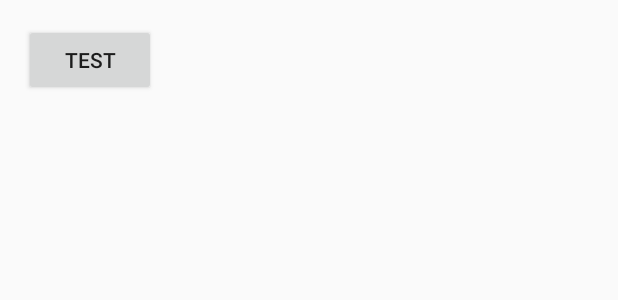
After one commit to xc5211/GoSynGo_2.0, an Android app: the layout activity_test.xml on its own in the app's theme, with its tools: preview values and no code run, on a phone screen of 412 x 824 dp. The commit adds this screen. Shown: the top 300 px of the screen. Run offline under Robolectric (Android 15) with nearby library versions, the phone set to English and light mode, and no system bars.

Commit message:
Sichao Test Activity

```diff
--- /dev/null
+++ b/gsgapp/src/main/res/layout/activity_test.xml
@@ -0,0 +1,23 @@
+<?xml version="1.0" encoding="utf-8"?>
+<LinearLayout xmlns:android="http://schemas.android.com/apk/res/android"
+    xmlns:tools="http://schemas.android.com/tools"
+    android:layout_width="match_parent"
+    android:layout_height="match_parent"
+    android:paddingBottom="@dimen/activity_vertical_margin"
+    android:paddingLeft="@dimen/activity_horizontal_margin"
+    android:paddingRight="@dimen/activity_horizontal_margin"
+    android:paddingTop="@dimen/activity_vertical_margin"
+    tools:context="edu.scu.gsgapp.activity.TestActivity">
+
+    <LinearLayout
+        android:orientation="horizontal"
+        android:layout_width="match_parent"
+        android:layout_height="match_parent">
+
+        <Button
+            android:layout_width="wrap_content"
+            android:layout_height="wrap_content"
+            android:text="test"
+            android:id="@+id/test_button" />
+    </LinearLayout>
+</LinearLayout>
--- a/gsgapp/src/main/res/values/strings.xml
+++ b/gsgapp/src/main/res/values/strings.xml
@@ -10,7 +10,8 @@
     <string name="button_register">Register</string>
     <string name="toast_login_success">You have successfully logged in</string>
     <string name="toast_logout_success">You have successfully logged out</string>
-
+    <!-- sichao test -->
+    <string name="sichao_test">sichao test</string>
     <!-- Register page -->
     <string name="title_register_display_message">Registration</string>
 
--- a/model/src/main/java/edu/scu/model/Event.java
+++ b/model/src/main/java/edu/scu/model/Event.java
@@ -1,9 +1,10 @@
 package edu.scu.model;
 
+import java.io.Serializable;
 import java.util.Date;
 import java.util.List;
 
-public class Event {
+public class Event implements Serializable{
 
     private String title;
     private String note;
--- a/model/src/main/java/edu/scu/model/EventLeaderDetail.java
+++ b/model/src/main/java/edu/scu/model/EventLeaderDetail.java
@@ -1,9 +1,10 @@
 package edu.scu.model;
 
+import java.io.Serializable;
 import java.util.Date;
 import java.util.List;
 
-public class EventLeaderDetail {
+public class EventLeaderDetail implements Serializable {
 
     private Person leader;
     private Boolean isCheckedIn;
--- a/model/src/main/java/edu/scu/model/EventMemberDetail.java
+++ b/model/src/main/java/edu/scu/model/EventMemberDetail.java
@@ -1,9 +1,10 @@
 package edu.scu.model;
 
+import java.io.Serializable;
 import java.util.Date;
 import java.util.List;
 
-public class EventMemberDetail {
+public class EventMemberDetail implements Serializable {
 
     private Person member;
     private Integer statusMember;
--- a/model/src/main/java/edu/scu/model/LeaderProposedTimestamp.java
+++ b/model/src/main/java/edu/scu/model/LeaderProposedTimestamp.java
@@ -1,8 +1,9 @@
 package edu.scu.model;
 
+import java.io.Serializable;
 import java.util.Date;
 
-public class LeaderProposedTimestamp {
+public class LeaderProposedTimestamp implements Serializable {
 
     private Date timestamp;
     private Date created;
--- a/model/src/main/java/edu/scu/model/MemberProposedTimestamp.java
+++ b/model/src/main/java/edu/scu/model/MemberProposedTimestamp.java
@@ -1,8 +1,9 @@
 package edu.scu.model;
 
+import java.io.Serializable;
 import java.util.Date;
 
-public class MemberProposedTimestamp {
+public class MemberProposedTimestamp implements Serializable{
 
     private Date timestamp;
     private Date created;
--- a/model/src/main/java/edu/scu/model/MemberSelectedTimestamp.java
+++ b/model/src/main/java/edu/scu/model/MemberSelectedTimestamp.java
@@ -1,8 +1,9 @@
 package edu.scu.model;
 
+import java.io.Serializable;
 import java.util.Date;
 
-public class MemberSelectedTimestamp {
+public class MemberSelectedTimestamp implements Serializable {
 
     private Date timestamp;
     private Date updated;
--- a/model/src/main/java/edu/scu/model/Person.java
+++ b/model/src/main/java/edu/scu/model/Person.java
@@ -1,9 +1,10 @@
 package edu.scu.model;
 
+import java.io.Serializable;
 import java.util.Date;
 import java.util.List;
 
-public class Person {
+public class Person implements Serializable {
 
     private String userId;
     private String email;
```
Also changed, not shown: gsgapp/src/main/java/edu/scu/gsgapp/activity/LoginActivity.java (+18 -0 lines), gsgapp/src/main/java/edu/scu/gsgapp/activity/TestActivity.java (added, +69 -0 lines), gsgapp/src/main/res/layout/content_login.xml (+8 -0 lines).
